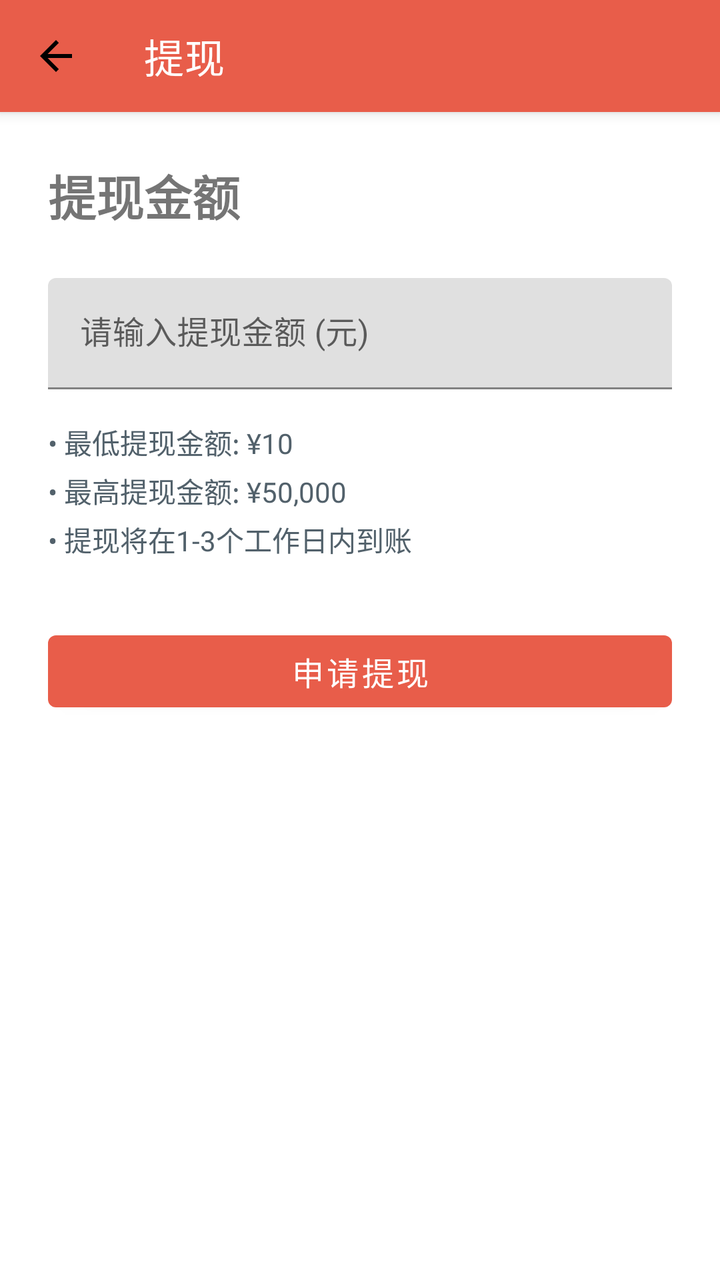
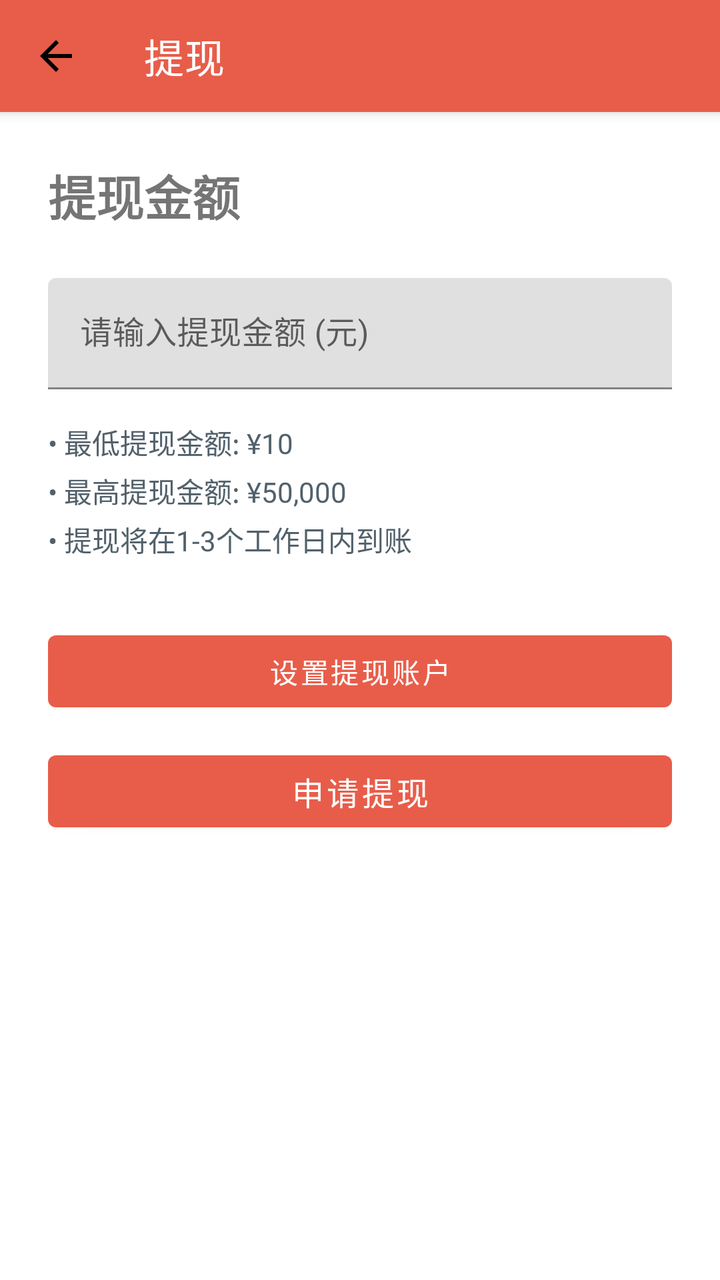

Compare the two renders of this Android layout. The source of the first and the diff that turns it into the second are given below.
<!-- AndroidManifest.xml: activity theme Theme.WeightLossBetting -->
<!-- res/layout/activity_withdraw.xml -->
<?xml version="1.0" encoding="utf-8"?>
<LinearLayout xmlns:android="http://schemas.android.com/apk/res/android"
    xmlns:app="http://schemas.android.com/apk/res-auto"
    android:layout_width="match_parent"
    android:layout_height="match_parent"
    android:orientation="vertical">

    <com.google.android.material.appbar.MaterialToolbar
        android:id="@+id/toolbar"
        android:layout_width="match_parent"
        android:layout_height="?attr/actionBarSize"
        android:background="?attr/colorPrimary"
        android:elevation="4dp"
        app:title="提现"
        app:titleTextColor="@android:color/white"
        app:navigationIcon="@drawable/ic_arrow_back" />

    <LinearLayout
        android:layout_width="match_parent"
        android:layout_height="wrap_content"
        android:orientation="vertical"
        android:padding="24dp">

        <TextView
            android:layout_width="wrap_content"
            android:layout_height="wrap_content"
            android:text="提现金额"
            android:textSize="24sp"
            android:textStyle="bold"
            android:layout_marginBottom="24dp" />

        
        <com.google.android.material.textfield.TextInputLayout
            android:layout_width="match_parent"
            android:layout_height="wrap_content"
            android:hint="请输入提现金额 (元)"
            android:layout_marginBottom="16dp">

            <com.google.android.material.textfield.TextInputEditText
                android:id="@+id/etAmount"
                android:layout_width="match_parent"
                android:layout_height="wrap_content"
                android:inputType="numberDecimal" />
        </com.google.android.material.textfield.TextInputLayout>

        
        <TextView
            android:layout_width="wrap_content"
            android:layout_height="wrap_content"
            android:text="• 最低提现金额: ¥10\n• 最高提现金额: ¥50,000\n• 提现将在1-3个工作日内到账"
            android:textSize="14sp"
            android:textColor="@color/xui_config_color_text_content"
            android:lineSpacingExtra="4dp"
            android:layout_marginBottom="32dp" />

        
        <Button
            android:id="@+id/btnWithdraw"
            android:layout_width="match_parent"
            android:layout_height="wrap_content"
            android:text="申请提现"
            android:textSize="16sp" />

        
        <ProgressBar
            android:id="@+id/progressBar"
            android:layout_width="wrap_content"
            android:layout_height="wrap_content"
            android:layout_gravity="center"
            android:layout_marginTop="16dp"
            android:visibility="gone" />

    </LinearLayout>

</LinearLayout>
<!-- resources referenced by this layout -->
<resources>
  <color name="xui_config_color_text_content">#FF52616B</color>
  <!-- drawable ic_arrow_back (drawable) -->
  <vector xmlns:android="http://schemas.android.com/apk/res/android"
      android:width="24dp"
      android:height="24dp"
      android:viewportWidth="24"
      android:viewportHeight="24">
      <path
          android:fillColor="#000000"
          android:pathData="M20,11H7.83l5.59,-5.59L12,4l-8,8 8,8 1.41,-1.41L7.83,13H20v-2z"/>
  </vector>
  <style name="Theme.WeightLossBetting" parent="Theme.MaterialComponents.Light.NoActionBar">
          <item name="colorPrimary">@color/brand_primary</item>
          <item name="colorPrimaryDark">@color/brand_primary_dark</item>
          <item name="colorAccent">@color/brand_accent</item>
          <item name="android:statusBarColor">@color/brand_primary_dark</item>
          <item name="android:navigationBarColor">@color/brand_background</item>
          <item name="android:windowLightStatusBar">false</item>
          <item name="android:windowLightNavigationBar">true</item>
          
          
          <item name="XUIThemeStyle">@style/XUITheme.Phone</item>
      </style>
  <color name="brand_primary">#FFE85D4A</color>
  <color name="brand_primary_dark">#FFB94235</color>
  <color name="brand_accent">#FF2E9D87</color>
  <color name="brand_background">#FFF7F5F0</color>
</resources>

<!-- the commit's change to res/layout/activity_withdraw.xml (unified diff, before → after) -->
@@ -53,6 +53,13 @@
             android:lineSpacingExtra="4dp"
             android:layout_marginBottom="32dp" />
 
+        <Button
+            android:id="@+id/btnConnectOnboarding"
+            android:layout_width="match_parent"
+            android:layout_height="wrap_content"
+            android:text="设置提现账户"
+            android:layout_marginBottom="12dp" />
+
         
         <Button
             android:id="@+id/btnWithdraw"
